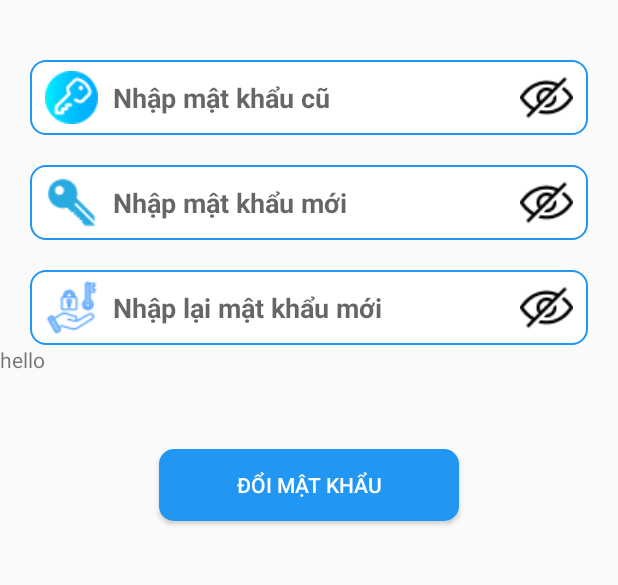
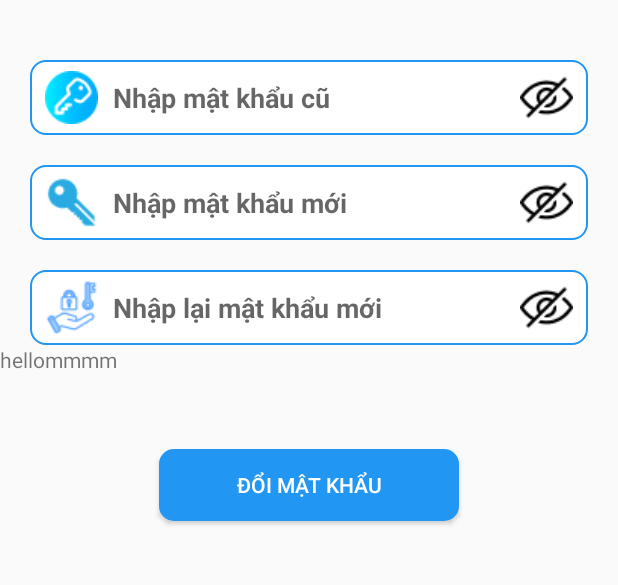
Before and after one commit to nhungpthph41518/duan1_qlhd_nhom3, an Android app: the DoiMatKhau screen opened directly, with no data from a screen before it, on a phone screen of 412 x 824 dp, the part 330-915 px from its top. Run offline under Robolectric (Android 15) with nearby library versions, the phone set to English and light mode, and no system bars.

```diff
--- a/app/src/main/res/layout/activity_doi_mat_khau.xml
+++ b/app/src/main/res/layout/activity_doi_mat_khau.xml
@@ -82,7 +82,7 @@
     <TextView
         android:layout_width="wrap_content"
         android:layout_height="wrap_content"
-        android:text="hello"
+        android:text="hellommmm"
 
         />
 
```
